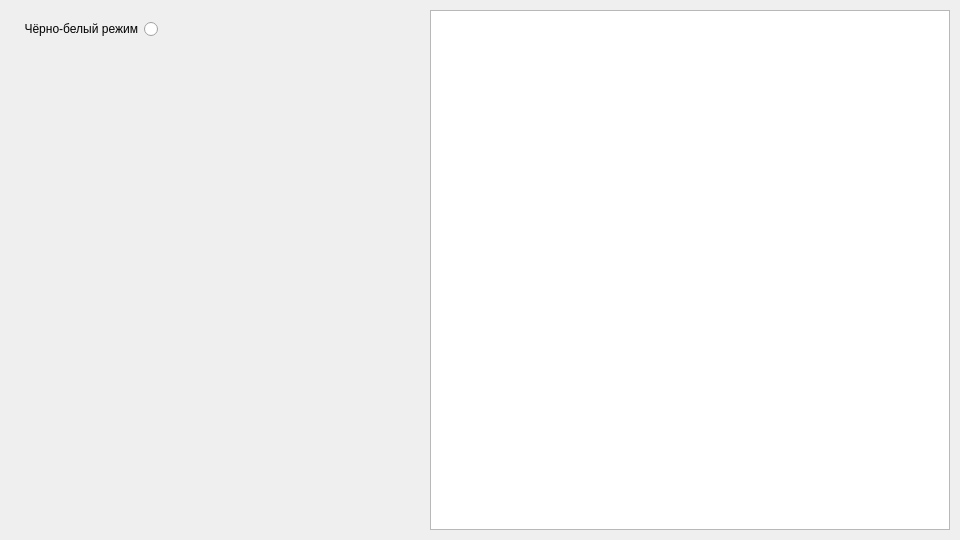
First picture: the form in interface/window.ui, repository NekrodNIK/NekrodBrick, before the edit.
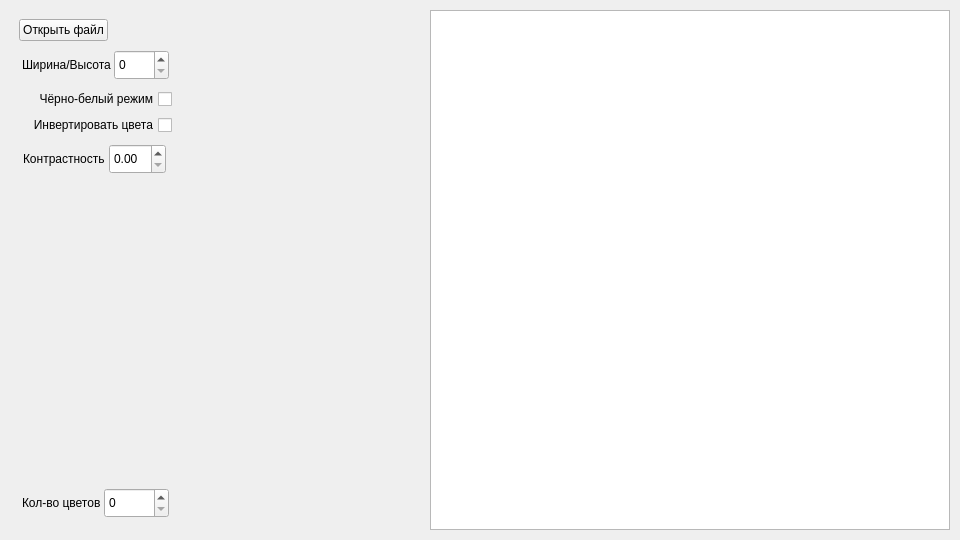
Second picture: the form after the edit.

Commit message: add setting_button to imterface

What changed in the file:
```diff
--- a/interface/window.ui
+++ b/interface/window.ui
@@ -23,7 +23,7 @@
      <verstretch>0</verstretch>
     </sizepolicy>
    </property>
-   <layout class="QGridLayout" name="gridLayout_2">
+   <layout class="QGridLayout" name="gridLayout">
     <property name="leftMargin">
      <number>10</number>
     </property>
@@ -41,9 +41,67 @@
     </property>
     <item row="0" column="0">
      <widget class="QWidget" name="SettingsWidjet" native="true">
-      <layout class="QFormLayout" name="formLayout">
-       <item row="0" column="0">
-        <widget class="QRadioButton" name="BlackWhiteModeButton">
+      <property name="sizePolicy">
+       <sizepolicy hsizetype="Minimum" vsizetype="Minimum">
+        <horstretch>0</horstretch>
+        <verstretch>0</verstretch>
+       </sizepolicy>
+      </property>
+      <property name="layoutDirection">
+       <enum>Qt::LeftToRight</enum>
+      </property>
+      <layout class="QVBoxLayout" name="verticalLayout_2">
+       <item>
+        <widget class="QPushButton" name="OpenFileButton">
+         <property name="sizePolicy">
+          <sizepolicy hsizetype="Fixed" vsizetype="Fixed">
+           <horstretch>0</horstretch>
+           <verstretch>0</verstretch>
+          </sizepolicy>
+         </property>
+         <property name="text">
+          <string>Открыть файл</string>
+         </property>
+        </widget>
+       </item>
+       <item>
+        <layout class="QHBoxLayout" name="horizontalLayout_3" stretch="0,0">
+         <property name="spacing">
+          <number>3</number>
+         </property>
+         <property name="leftMargin">
+          <number>3</number>
+         </property>
+         <property name="topMargin">
+          <number>3</number>
+         </property>
+         <property name="rightMargin">
+          <number>3</number>
+         </property>
+         <property name="bottomMargin">
+          <number>3</number>
+         </property>
+         <item>
+          <widget class="QLabel" name="label_3">
+           <property name="text">
+            <string>Ширина/Высота</string>
+           </property>
+          </widget>
+         </item>
+         <item>
+          <widget class="QSpinBox" name="spinBox">
+           <property name="minimumSize">
+            <size>
+             <width>55</width>
+             <height>30</height>
+            </size>
+           </property>
+          </widget>
+         </item>
+        </layout>
+       </item>
+       <item>
+        <widget class="QCheckBox" name="BlackWhiteModeButton">
          <property name="sizePolicy">
           <sizepolicy hsizetype="Fixed" vsizetype="Fixed">
            <horstretch>0</horstretch>
@@ -58,10 +116,126 @@
          </property>
         </widget>
        </item>
+       <item>
+        <widget class="QCheckBox" name="InertedColorButton">
+         <property name="layoutDirection">
+          <enum>Qt::RightToLeft</enum>
+         </property>
+         <property name="text">
+          <string>Инвертировать цвета</string>
+         </property>
+        </widget>
+       </item>
+       <item>
+        <layout class="QHBoxLayout" name="horizontalLayout">
+         <property name="spacing">
+          <number>3</number>
+         </property>
+         <property name="leftMargin">
+          <number>3</number>
+         </property>
+         <property name="topMargin">
+          <number>3</number>
+         </property>
+         <property name="rightMargin">
+          <number>3</number>
+         </property>
+         <property name="bottomMargin">
+          <number>3</number>
+         </property>
+         <item>
+          <widget class="QLabel" name="label">
+           <property name="sizePolicy">
+            <sizepolicy hsizetype="Fixed" vsizetype="Fixed">
+             <horstretch>0</horstretch>
+             <verstretch>0</verstretch>
+            </sizepolicy>
+           </property>
+           <property name="text">
+            <string>Контрастность</string>
+           </property>
+          </widget>
+         </item>
+         <item>
+          <widget class="QDoubleSpinBox" name="ContrastValueSpinBox">
+           <property name="sizePolicy">
+            <sizepolicy hsizetype="Fixed" vsizetype="Fixed">
+             <horstretch>0</horstretch>
+             <verstretch>0</verstretch>
+            </sizepolicy>
+           </property>
+           <property name="minimumSize">
+            <size>
+             <width>55</width>
+             <height>30</height>
+            </size>
+           </property>
+           <property name="singleStep">
+            <double>0.500000000000000</double>
+           </property>
+          </widget>
+         </item>
+        </layout>
+       </item>
+       <item>
+        <spacer name="verticalSpacer">
+         <property name="orientation">
+          <enum>Qt::Vertical</enum>
+         </property>
+         <property name="sizeHint" stdset="0">
+          <size>
+           <width>20</width>
+           <height>40</height>
+          </size>
+         </property>
+        </spacer>
+       </item>
+       <item>
+        <layout class="QHBoxLayout" name="horizontalLayout_2">
+         <property name="spacing">
+          <number>3</number>
+         </property>
+         <property name="leftMargin">
+          <number>3</number>
+         </property>
+         <property name="topMargin">
+          <number>3</number>
+         </property>
+         <property name="rightMargin">
+          <number>3</number>
+         </property>
+         <property name="bottomMargin">
+          <number>3</number>
+         </property>
+         <item>
+          <widget class="QLabel" name="label_2">
+           <property name="minimumSize">
+            <size>
+             <width>0</width>
+             <height>0</height>
+            </size>
+           </property>
+           <property name="text">
+            <string>Кол-во цветов</string>
+           </property>
+          </widget>
+         </item>
+         <item>
+          <widget class="QSpinBox" name="ColorCountSpinBox">
+           <property name="minimumSize">
+            <size>
+             <width>55</width>
+             <height>30</height>
+            </size>
+           </property>
+          </widget>
+         </item>
+        </layout>
+       </item>
       </layout>
      </widget>
     </item>
-    <item row="0" column="1">
+    <item row="0" column="3">
      <widget class="QGraphicsView" name="ImageView">
       <property name="sizePolicy">
        <sizepolicy hsizetype="Fixed" vsizetype="Fixed">
@@ -80,6 +254,19 @@
       </property>
      </widget>
     </item>
+    <item row="0" column="2">
+     <spacer name="horizontalSpacer">
+      <property name="orientation">
+       <enum>Qt::Horizontal</enum>
+      </property>
+      <property name="sizeHint" stdset="0">
+       <size>
+        <width>40</width>
+        <height>20</height>
+       </size>
+      </property>
+     </spacer>
+    </item>
    </layout>
   </widget>
  </widget>
```
The commit also changes 1 other file.
